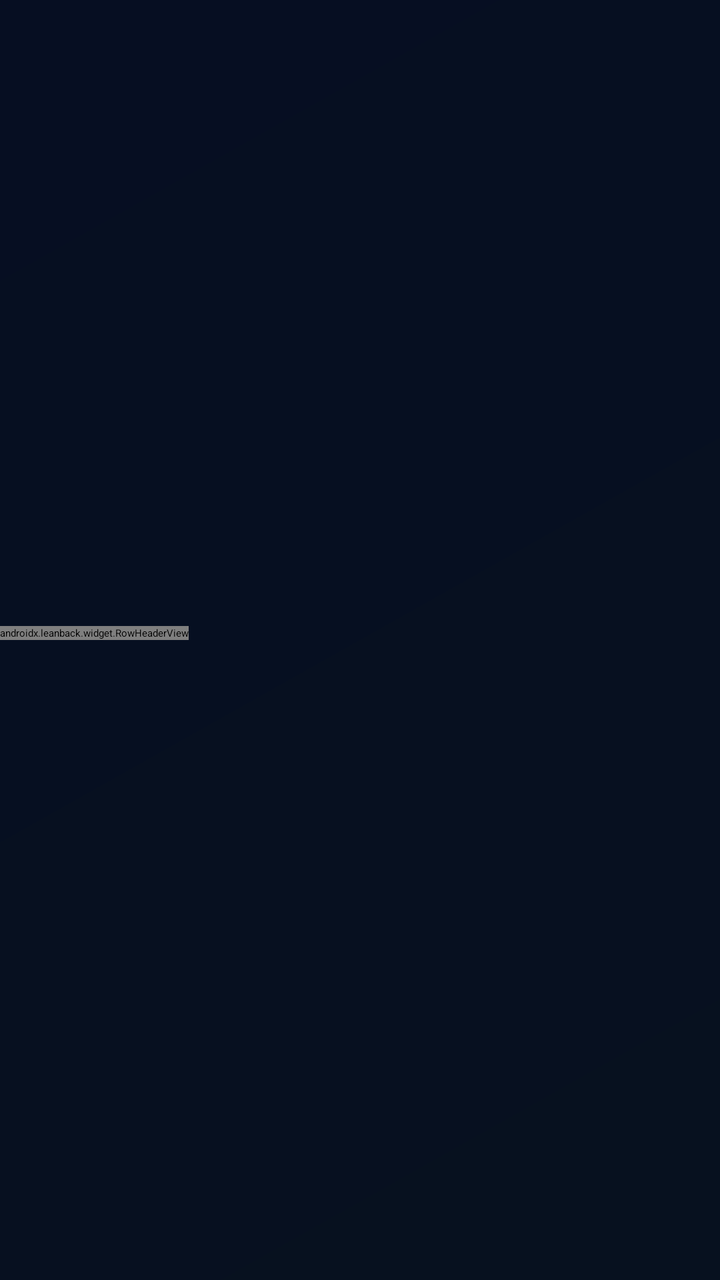
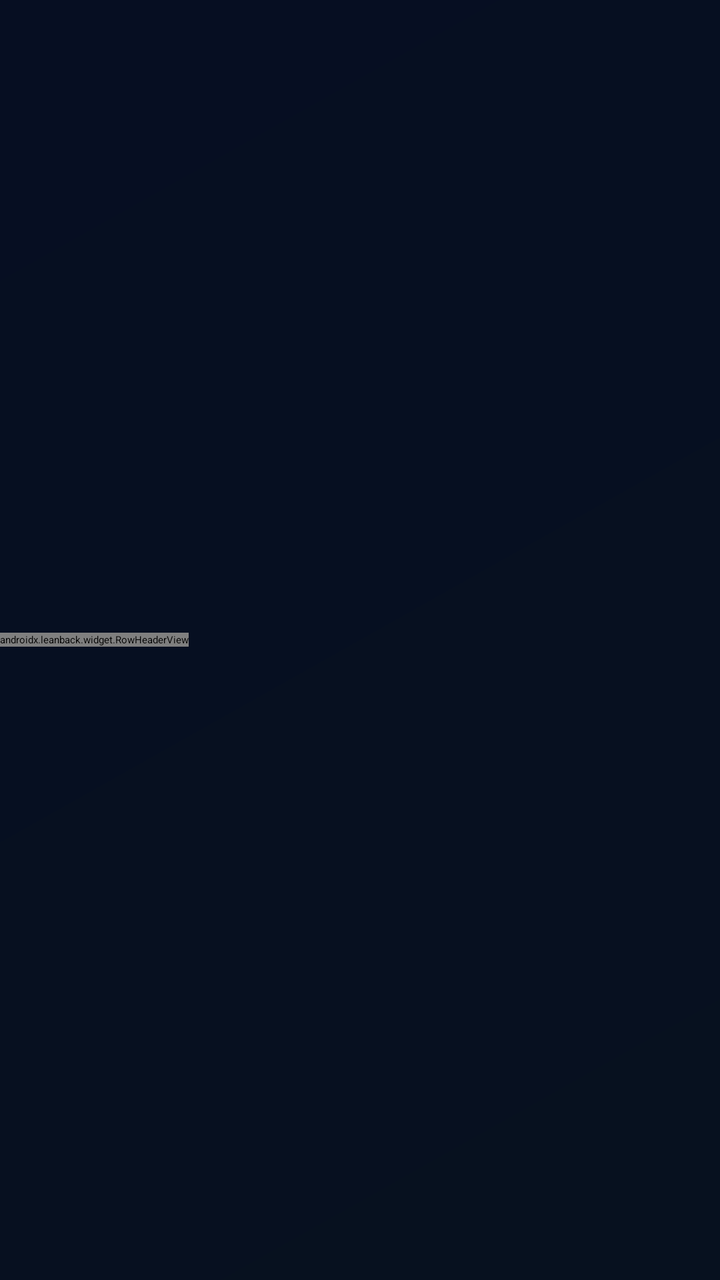

Screens rendered from an Android XML layout before and after an edit, with the pre-edit source and the edit as a unified diff.
<!-- AndroidManifest.xml: application theme Theme.MissaTv -->
<!-- res/layout/lb_row_header.xml -->
<?xml version="1.0" encoding="utf-8"?>
<LinearLayout
    xmlns:android="http://schemas.android.com/apk/res/android"
    android:layout_width="wrap_content"
    android:layout_height="wrap_content"
    android:orientation="horizontal"
    android:gravity="center_vertical">

    <LinearLayout
        android:layout_width="wrap_content"
        android:layout_height="wrap_content"
        android:orientation="vertical">

        
        <ImageView
            android:id="@+id/row_header_icon"
            android:layout_width="18dp"
            android:layout_height="18dp"
            android:layout_marginBottom="2dp"
            android:layout_gravity="start"
            android:scaleType="fitCenter"
            android:visibility="gone"
            android:importantForAccessibility="no" />

        <androidx.leanback.widget.RowHeaderView
            android:id="@+id/row_header"
            android:importantForAccessibility="no"
            android:layout_width="wrap_content"
            android:layout_height="wrap_content"
            style="?rowHeaderStyle" />

        <TextView
            android:id="@+id/row_header_description"
            android:importantForAccessibility="no"
            android:layout_width="wrap_content"
            android:layout_height="wrap_content"
            style="?rowHeaderDescriptionStyle" />

    </LinearLayout>

</LinearLayout>
<!-- resources referenced by this layout -->
<resources>
  <style name="Theme.MissaTv" parent="@style/Theme.Leanback">
          <item name="android:windowBackground">@drawable/bg_missa_night</item>
          <item name="android:colorPrimary">@color/missa_yellow</item>
          <item name="android:colorAccent">@color/missa_yellow</item>
          <item name="defaultBrandColor">@color/missa_blue</item>
          <item name="android:textColorPrimary">@color/text_primary</item>
          <item name="android:textColorSecondary">@color/text_secondary</item>
          
          <item name="android:statusBarColor">@color/missa_navy_deep</item>
          <item name="android:navigationBarColor">@color/missa_navy_deep</item>
      </style>
  <!-- drawable bg_missa_night (drawable) -->
  <?xml version="1.0" encoding="utf-8"?>
  <shape xmlns:android="http://schemas.android.com/apk/res/android" android:shape="rectangle">
      <gradient
          android:angle="135"
          android:startColor="@color/missa_navy"
          android:endColor="@color/missa_navy_deep"
          android:type="linear" />
  </shape>
  <color name="missa_yellow">#FFD400</color>
  <color name="missa_blue">#2787F5</color>
  <color name="text_primary">#FFFFFF</color>
  <color name="text_secondary">#B8C5D6</color>
  <color name="missa_navy_deep">#060E22</color>
  <color name="missa_navy">#07111F</color>
</resources>

<!-- the commit's change to res/layout/lb_row_header.xml (unified diff, before → after) -->
@@ -6,36 +6,28 @@
     android:orientation="horizontal"
     android:gravity="center_vertical">
 
-    <LinearLayout
+    <ImageView
+        android:id="@+id/row_header_icon"
+        android:layout_width="22dp"
+        android:layout_height="22dp"
+        android:layout_marginEnd="8dp"
+        android:scaleType="fitCenter"
+        android:visibility="gone"
+        android:importantForAccessibility="no" />
+
+    <androidx.leanback.widget.RowHeaderView
+        android:id="@+id/row_header"
+        android:importantForAccessibility="no"
         android:layout_width="wrap_content"
         android:layout_height="wrap_content"
-        android:orientation="vertical">
+        style="?rowHeaderStyle" />
 
-        
-        <ImageView
-            android:id="@+id/row_header_icon"
-            android:layout_width="18dp"
-            android:layout_height="18dp"
-            android:layout_marginBottom="2dp"
-            android:layout_gravity="start"
-            android:scaleType="fitCenter"
-            android:visibility="gone"
-            android:importantForAccessibility="no" />
-
-        <androidx.leanback.widget.RowHeaderView
-            android:id="@+id/row_header"
-            android:importantForAccessibility="no"
-            android:layout_width="wrap_content"
-            android:layout_height="wrap_content"
-            style="?rowHeaderStyle" />
-
-        <TextView
-            android:id="@+id/row_header_description"
-            android:importantForAccessibility="no"
-            android:layout_width="wrap_content"
-            android:layout_height="wrap_content"
-            style="?rowHeaderDescriptionStyle" />
-
-    </LinearLayout>
+    <TextView
+        android:id="@+id/row_header_description"
+        android:importantForAccessibility="no"
+        android:layout_width="wrap_content"
+        android:layout_height="wrap_content"
+        android:layout_marginStart="12dp"
+        style="?rowHeaderDescriptionStyle" />
 
 </LinearLayout>
<!-- resource entries referenced after the edit -->
@@ -10,6 +10,8 @@
           
           <item name="android:statusBarColor">@color/missa_navy_deep</item>
           <item name="android:navigationBarColor">@color/missa_navy_deep</item>
+          
+          <item name="rowHeaderStyle">@style/MissaRowHeader</item>
       </style>
   <!-- drawable bg_missa_night (drawable) -->
   <?xml version="1.0" encoding="utf-8"?>
@@ -25,6 +27,11 @@
   <color name="text_primary">#FFFFFF</color>
   <color name="text_secondary">#B8C5D6</color>
   <color name="missa_navy_deep">#060E22</color>
+  <style name="MissaRowHeader" parent="@style/Widget.Leanback.Row.HeaderStyle">
+          <item name="android:textSize">20sp</item>
+          <item name="android:textStyle">bold</item>
+          <item name="android:textColor">@color/text_primary</item>
+      </style>
   <color name="missa_navy">#07111F</color>
 </resources>
 
